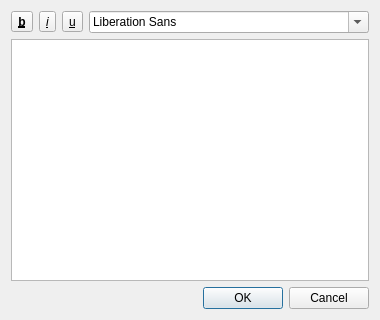
hakaishi/nobleNote, file src/ui/note.ui: the form before one commit.
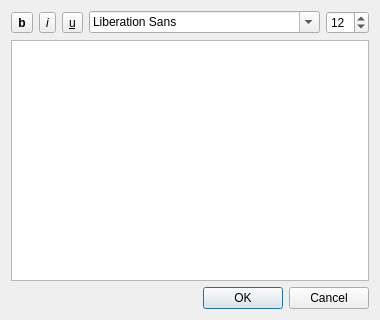
The form after the commit.

Commit message: Textformating enabled and all done! TODO: check why line on underlined text disappears while text is selected...

Diff of the .ui file:
```diff
--- a/src/ui/note.ui
+++ b/src/ui/note.ui
@@ -16,12 +16,6 @@
   <layout class="QGridLayout" name="gridLayout_2">
    <item row="0" column="0">
     <layout class="QGridLayout" name="gridLayout">
-     <item row="0" column="3">
-      <widget class="QFontComboBox" name="fontComboBox"/>
-     </item>
-     <item row="1" column="0" colspan="4">
-      <widget class="QTextEdit" name="textEdit"/>
-     </item>
      <item row="0" column="2">
       <widget class="QToolButton" name="toolU">
        <property name="font">
@@ -30,10 +24,13 @@
         </font>
        </property>
        <property name="text">
-        <string>&amp;u</string>
+        <string>u</string>
        </property>
       </widget>
      </item>
+     <item row="0" column="3">
+      <widget class="QFontComboBox" name="fontComboBox"/>
+     </item>
      <item row="0" column="1">
       <widget class="QToolButton" name="toolI">
        <property name="font">
@@ -42,7 +39,7 @@
         </font>
        </property>
        <property name="text">
-        <string>&amp;i</string>
+        <string>i</string>
        </property>
       </widget>
      </item>
@@ -55,10 +52,20 @@
         </font>
        </property>
        <property name="text">
-        <string>&amp;b</string>
+        <string>b</string>
        </property>
       </widget>
      </item>
+     <item row="0" column="4">
+      <widget class="QSpinBox" name="fontSizeSpin">
+       <property name="value">
+        <number>12</number>
+       </property>
+      </widget>
+     </item>
+     <item row="1" column="0" colspan="5">
+      <widget class="QTextEdit" name="textEdit"/>
+     </item>
     </layout>
    </item>
    <item row="1" column="0">
```
The commit also changes 2 other files.
